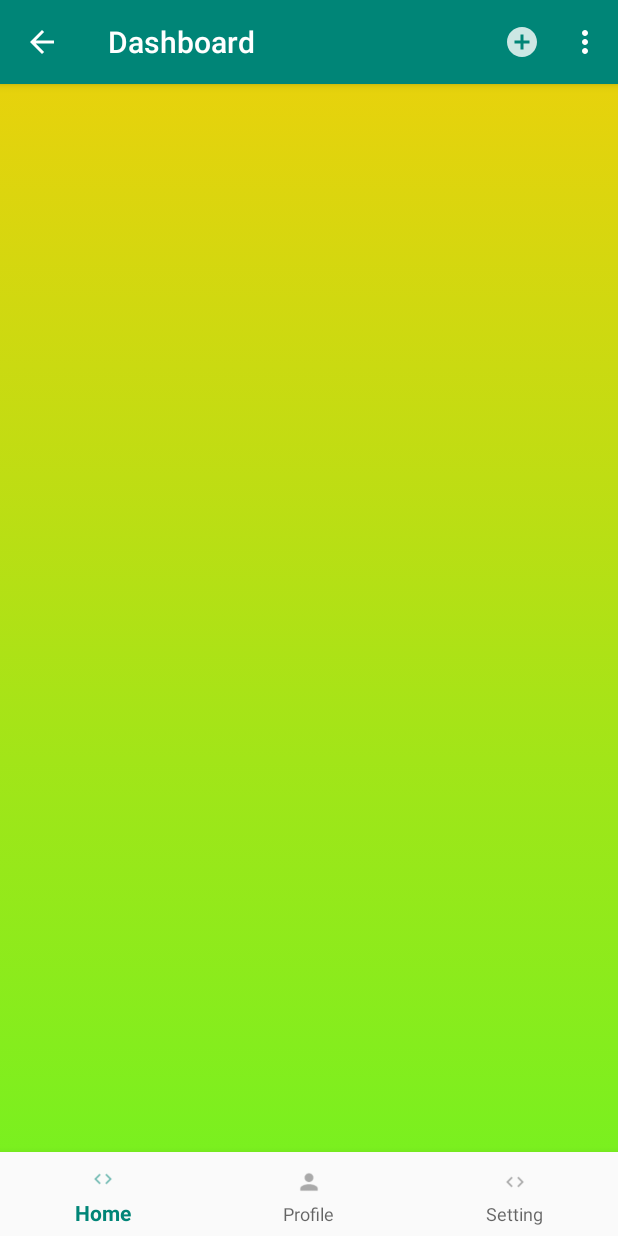
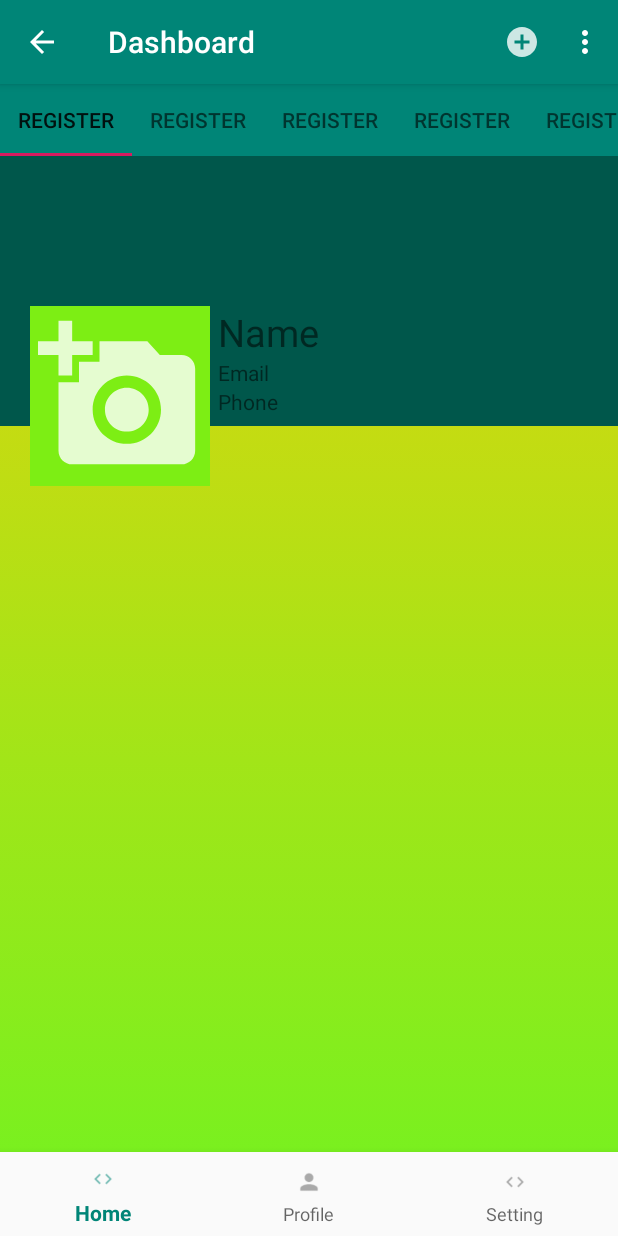
Before and after one commit to arryad/UASNewper, an Android app: the screen it shows after launch once a user with an empty profile is signed in (BeritaActivity), on a phone screen of 412 x 824 dp. Run offline under Robolectric (Android 15) with nearby library versions, the phone set to English and light mode, and no system bars; our stand-ins replace Firebase (no records; nobody signed in at launch, a user with empty details on screens opened directly); 1 statement that could not run was skipped.

Commit message:
Slider View Pager

```diff
--- /dev/null
+++ b/app/src/main/java/com/example/uas_newper/Adapter/NewsTabAdapter.java
@@ -0,0 +1,41 @@
+package com.example.uas_newper.Adapter;
+
+import androidx.annotation.NonNull;
+import androidx.annotation.Nullable;
+import androidx.fragment.app.Fragment;
+import androidx.fragment.app.FragmentManager;
+import androidx.fragment.app.FragmentPagerAdapter;
+
+import java.util.ArrayList;
+import java.util.List;
+
+public class NewsTabAdapter extends FragmentPagerAdapter {
+    private final List<Fragment> listFragment = new ArrayList<>();
+    private final List<String> listTitle = new ArrayList<>();
+
+    public NewsTabAdapter(FragmentManager fragmentManager) {
+        super(fragmentManager);
+    }
+
+    @NonNull
+    @Override
+    public Fragment getItem(int position) {
+        return listFragment.get(position);
+    }
+
+    @Nullable
+    @Override
+    public CharSequence getPageTitle(int position) {
+        return listTitle.get(position);
+    }
+
+    @Override
+    public int getCount() {
+        return listTitle.size();
+    }
+
+    public void AddFragment(Fragment fragment, String title) {
+        listFragment.add(fragment);
+        listTitle.add(title);
+    }
+}
--- a/app/src/main/java/com/example/uas_newper/Fragment/HomeFragment.java
+++ b/app/src/main/java/com/example/uas_newper/Fragment/HomeFragment.java
@@ -17,9 +17,13 @@ import android.view.ViewGroup;
 import android.widget.Button;
 import android.widget.TextView;
 
+import com.example.uas_newper.Adapter.NewsTabAdapter;
+import com.example.uas_newper.AddPostActivity;
 import com.example.uas_newper.BeritaActivity;
 import com.example.uas_newper.MainActivity;
 import com.example.uas_newper.R;
+import com.example.uas_newper.RegisterActivity;
+import com.google.android.material.tabs.TabLayout;
 import com.google.firebase.auth.FirebaseAuth;
 import com.google.firebase.auth.FirebaseUser;
 
@@ -30,8 +34,10 @@ import com.google.firebase.auth.FirebaseUser;
 public class HomeFragment extends Fragment {
     // When requested, this adapter returns a DemoObjectFragment,
     // representing an object in the collection.
+    private TabLayout tabLayout;
+    private ViewPager viewPager;
+    private NewsTabAdapter newsTabAdapter;
 
-    ViewPager viewPager;
     public HomeFragment() {
         // Required empty public constructor
     }
@@ -45,4 +51,21 @@ public class HomeFragment extends Fragment {
         return inflater.inflate(R.layout.fragment_home, container, false);
     }
 
+    @Override
+    public void onViewCreated(@NonNull View view, @Nullable Bundle savedInstanceState) {
+        super.onViewCreated(view, savedInstanceState);
+        this.tabLayout = (TabLayout) view.findViewById(R.id.tabs);
+        this.viewPager = (ViewPager) view.findViewById(R.id.view_pager);
+        this.newsTabAdapter = new NewsTabAdapter(getChildFragmentManager());
+        this.newsTabAdapter.AddFragment(new SportFragment(), "Register");
+        this.newsTabAdapter.AddFragment(new ProfileFragment(), "Register");
+        this.newsTabAdapter.AddFragment(new ProfileFragment(), "Register");
+        this.newsTabAdapter.AddFragment(new ProfileFragment(), "Register");
+        this.newsTabAdapter.AddFragment(new ProfileFragment(), "Register");
+        this.newsTabAdapter.AddFragment(new ProfileFragment(), "Register");
+        this.newsTabAdapter.AddFragment(new ProfileFragment(), "Register");
+
+        viewPager.setAdapter(this.newsTabAdapter);
+        tabLayout.setupWithViewPager(viewPager);
+    }
 }
--- a/app/src/main/java/com/example/uas_newper/RegisterActivity.java
+++ b/app/src/main/java/com/example/uas_newper/RegisterActivity.java
@@ -27,7 +27,7 @@ import java.util.HashMap;
 
 public class RegisterActivity extends AppCompatActivity {
 
-    EditText emailT, pwT, pwTC;
+    EditText emailT, pwT, pwTC, mName;
     Button registerBtn;
     TextView haveAcc;
     ActionBar actionBar;
@@ -50,6 +50,7 @@ public class RegisterActivity extends AppCompatActivity {
         pwTC = findViewById(R.id.pwConfirmText);
         registerBtn = findViewById(R.id.register_btn);
         haveAcc = findViewById(R.id.have_account);
+        mName = findViewById(R.id.namaText);
 
         mAuth = FirebaseAuth.getInstance();
 
@@ -61,6 +62,7 @@ public class RegisterActivity extends AppCompatActivity {
             public void onClick(View v) {
                 String email = emailT.getText().toString().trim();
                 String password = pwT.getText().toString().trim();
+                String nameT = mName.getText().toString().trim();
 
 
                 if (!Patterns.EMAIL_ADDRESS.matcher(email).matches()) {
@@ -75,7 +77,7 @@ public class RegisterActivity extends AppCompatActivity {
                         System.out.println(pwT.getText());
                         System.out.println(pwTC.getText());
                     } else {
-                        RegisterUser(email, password);
+                        RegisterUser(email, password, nameT);
                     }
                 }
             }
@@ -90,7 +92,7 @@ public class RegisterActivity extends AppCompatActivity {
         });
     }
 
-    private void RegisterUser(String email, String password) {
+    private void RegisterUser(String email, String password, final String nameT) {
 
         progressDialog.show();
 
@@ -108,7 +110,7 @@ public class RegisterActivity extends AppCompatActivity {
                             HashMap<Object, String> hashMap = new HashMap<>();
                             hashMap.put("email", email);
                             hashMap.put("email", email);
-                            hashMap.put("name", "");
+                            hashMap.put("name", nameT);
                             hashMap.put("level", "user");
                             hashMap.put("image", "");
 
--- a/app/src/main/res/layout/fragment_home.xml
+++ b/app/src/main/res/layout/fragment_home.xml
@@ -1,8 +1,10 @@
 <?xml version="1.0" encoding="utf-8"?>
-<FrameLayout xmlns:android="http://schemas.android.com/apk/res/android"
+<LinearLayout xmlns:android="http://schemas.android.com/apk/res/android"
     xmlns:tools="http://schemas.android.com/tools"
     android:layout_width="match_parent"
     android:layout_height="match_parent"
+    android:orientation="vertical"
+    xmlns:app="http://schemas.android.com/apk/res-auto"
     android:background="@drawable/background"
     tools:context=".Fragment.HomeFragment">
 
@@ -15,11 +17,18 @@
 <!--        android:gravity="center"-->
 <!--        android:text="Home" />-->
 
+    <com.google.android.material.tabs.TabLayout
+        android:id="@+id/tabs"
+        android:layout_width="match_parent"
+        android:layout_height="wrap_content"
+        app:tabGravity="fill"
+        app:tabMode="scrollable"
+        android:background="?attr/colorPrimary" />
 
     <androidx.viewpager.widget.ViewPager
-        xmlns:android="http://schemas.android.com/apk/res/android"
-        android:id="@+id/pager"
+        android:id="@+id/view_pager"
         android:layout_width="match_parent"
-        android:layout_height="match_parent" />
+        android:layout_height="match_parent"
+        app:layout_behavior="@string/appbar_scrolling_view_behavior" />
 
-</FrameLayout>
+</LinearLayout>
--- a/app/src/main/res/values/strings.xml
+++ b/app/src/main/res/values/strings.xml
@@ -6,4 +6,5 @@
     <string name="title_activity_home_news">HomeNews</string>
     <string name="tab_text_1">Tab 1</string>
     <string name="tab_text_2">Tab 2</string>
+    <string name="title_activity_news_tab">NewsTab</string>
 </resources>
```
